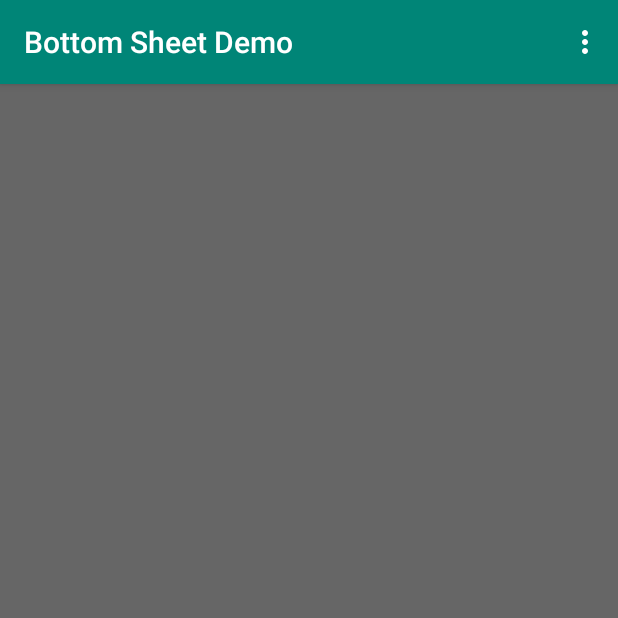
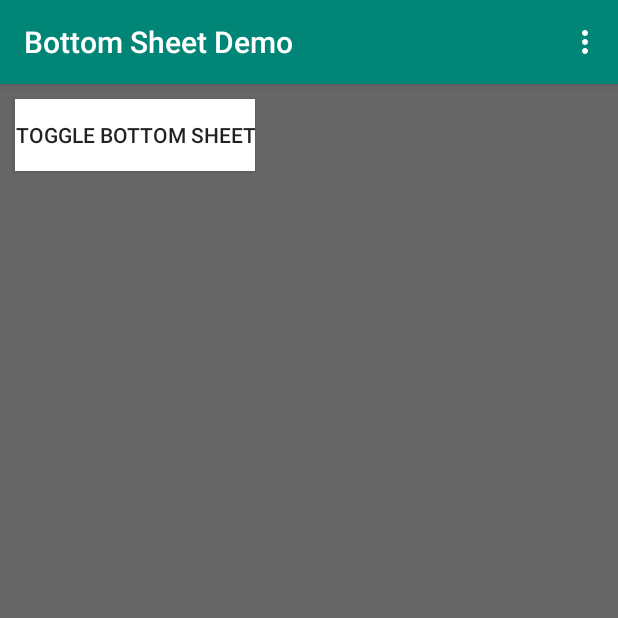
Before and after one commit to cyu813/bottomSheetDemo, an Android app: the screen it shows after launch (MainActivity), in the options menu, after a tap on "Settings", on a phone screen of 412 x 824 dp, the top half of it. Run offline under Robolectric (Android 15) with nearby library versions, the phone set to English and light mode, and no system bars.

Commit message:
commit #4: adding button toggle handling

```diff
--- a/app/src/main/java/com/example/bottomsheetdemo/MainActivity.kt
+++ b/app/src/main/java/com/example/bottomsheetdemo/MainActivity.kt
@@ -45,4 +45,19 @@ class MainActivity : AppCompatActivity() {
         }
         behavior.state = BottomSheetBehavior.STATE_HIDDEN
     }
+
+    /**
+     * handles toggling events on button press
+     */
+    fun toggleSheet(v : View) {
+        val behavior = BottomSheetBehavior.from(component)
+        if (behavior.state != BottomSheetBehavior.STATE_HIDDEN) {
+            if (!behavior.isHideable) {
+                behavior.isHideable = true
+            }
+            behavior.state = BottomSheetBehavior.STATE_HIDDEN
+        } else {
+            behavior.state = BottomSheetBehavior.STATE_COLLAPSED
+        }
+    }
 }
--- a/app/src/main/res/layout/content_main.xml
+++ b/app/src/main/res/layout/content_main.xml
@@ -11,6 +11,15 @@
     tools:showIn="@layout/activity_main"
     tools:context=".MainActivity">
 
+    <Button
+        android:id="@+id/toggle"
+        android:layout_width="wrap_content"
+        android:layout_height="wrap_content"
+        android:text="@string/toggle_bottom_sheet"
+        android:background="@android:color/white"
+        android:layout_margin="10dp"
+        android:onClick="toggleSheet"/>
+
     <com.example.bottomsheetdemo.BottomSheetComponent
         android:id="@+id/component"
         android:layout_width="match_parent"
--- a/app/src/main/res/values/strings.xml
+++ b/app/src/main/res/values/strings.xml
@@ -4,4 +4,5 @@
     <string name="bottom_sheet_title">Bottom Sheet Title</string>
     <string name="bottom_sheet_subtitle">Subtitle</string>
     <string name="bottom_sheet_content">bottom sheet content\n\n\n\n\n\n\n\n\n\nmiddle middle middle\n\n\n\n\n\n\n\n\n\n\n\n\n\ntest test test</string>
+    <string name="toggle_bottom_sheet">Toggle Bottom Sheet</string>
 </resources>
```
